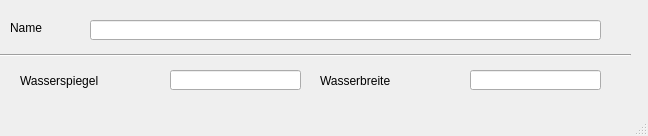
Old version of the form qkan/importhe/templates/profildaten.ui in the repository hoettges/QKan.
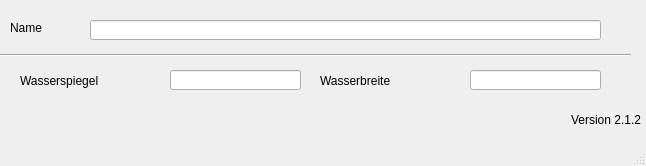
New version of the form.

```diff
--- a/qkan/importhe/templates/profildaten.ui
+++ b/qkan/importhe/templates/profildaten.ui
@@ -6,8 +6,8 @@
    <rect>
     <x>0</x>
     <y>0</y>
-    <width>648</width>
-    <height>136</height>
+    <width>646</width>
+    <height>166</height>
    </rect>
   </property>
   <property name="windowTitle">
@@ -96,6 +96,25 @@
      </rect>
     </property>
    </widget>
+   <widget class="QLabel" name="lb_version">
+    <property name="geometry">
+     <rect>
+      <x>570</x>
+      <y>110</y>
+      <width>71</width>
+      <height>20</height>
+     </rect>
+    </property>
+    <property name="toolTip">
+     <string>Version QKan Import</string>
+    </property>
+    <property name="text">
+     <string>Version 2.1.2</string>
+    </property>
+    <property name="alignment">
+     <set>Qt::AlignRight|Qt::AlignTrailing|Qt::AlignVCenter</set>
+    </property>
+   </widget>
   </widget>
   <widget class="QMenuBar" name="menubar">
    <property name="geometry">
```
Left out of the diff: 2 changed lines with no effect on the pictures.
